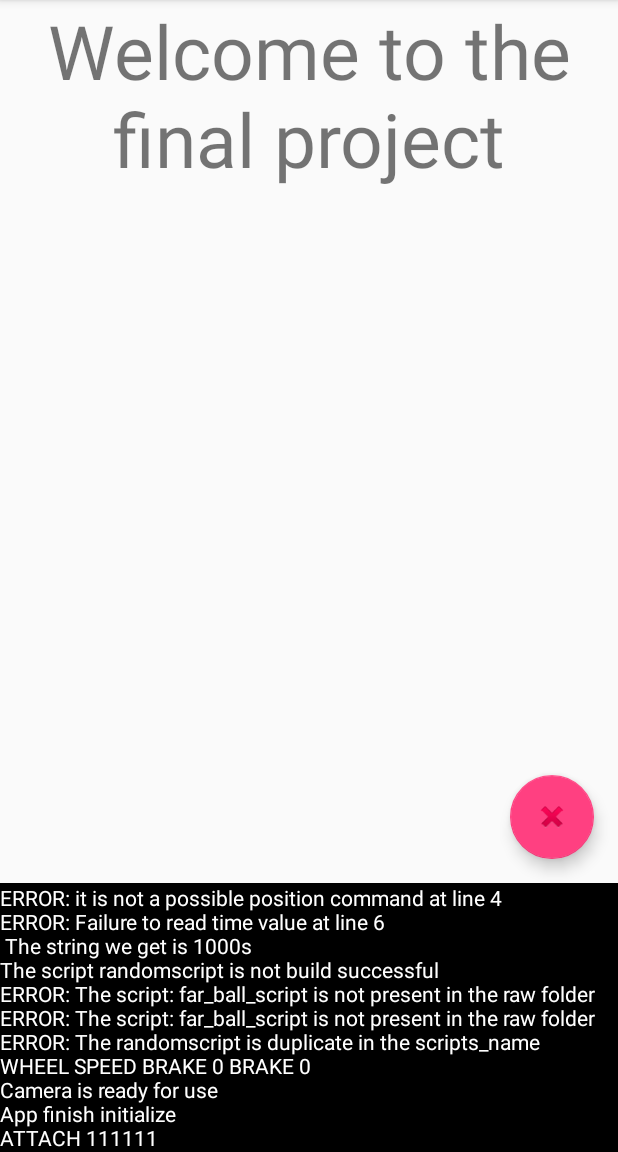
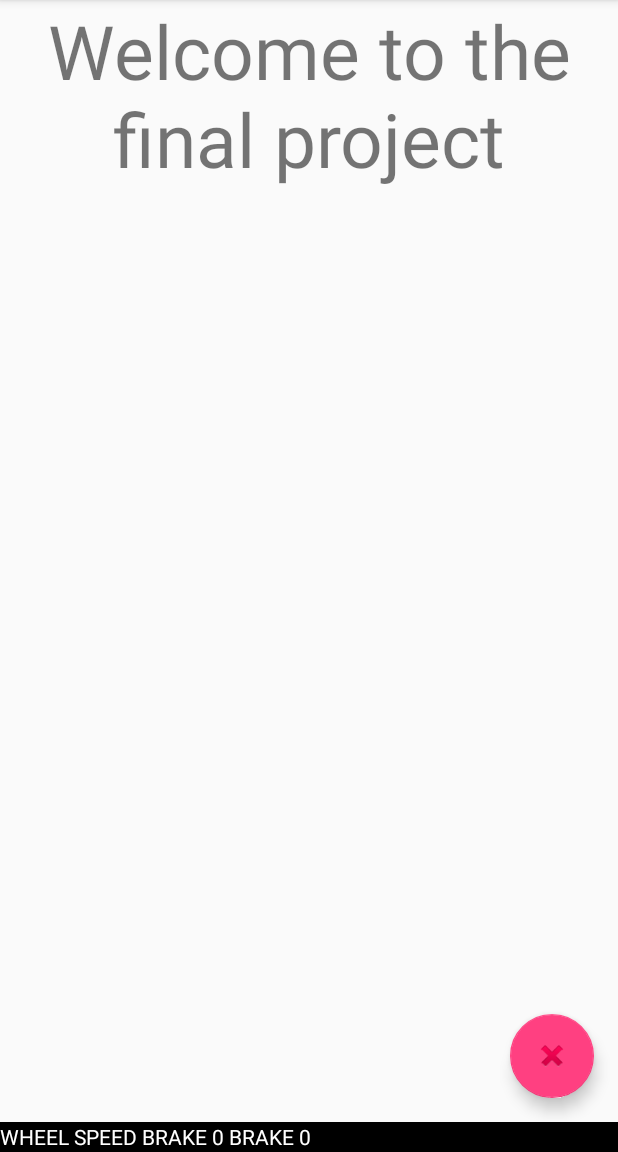
Before and after one commit to monkeycade/ME435_final_project, an Android app: the screen it shows after launch (MainActivity), on a phone screen of 412 x 824 dp, the part 84-1236 px from its top. Run offline under Robolectric (Android 15) with nearby library versions, the phone set to English and light mode, and no system bars.

Commit message:
Finish the ball drop script(the middle one need some fix.

```diff
--- a/Android/Main app/app/src/main/java/edu/rose_hulman/jins/final_project_main/MainCommandBin.java
+++ b/Android/Main app/app/src/main/java/edu/rose_hulman/jins/final_project_main/MainCommandBin.java
@@ -5,26 +5,29 @@ import android.os.Handler;
 import android.util.Log;
 import android.view.Menu;
 import android.view.MenuItem;
+import android.widget.ScrollView;
 import android.widget.TextView;
 import android.widget.ViewFlipper;
 
 import edu.rose_hulman.jins.script_runing.Script;
 import edu.rose_hulman.jins.script_runing.ScriptRunHandler;
-import edu.rose_hulman.jins.script_runing.Scripts;
 import edu.rose_hulman.me435Library.RobotActivity;
 
 public class MainCommandBin extends RobotActivity {
 
-    final static int NUMBER_OF_DEBUGGER_LINE = 20;
+    final static int NUMBER_OF_DEBUGGER_LINE = 30;
 
 
-    TextView mOutput;
+    private TextView mOutput;
 
-    ViewFlipper mViewControl;
-    Handler mHandler;
+    private ViewFlipper mViewControl;
+    private ScrollView mScrollView;
+
+
     @Override
     protected void onCreate(Bundle savedInstanceState) {
         super.onCreate(savedInstanceState);
+
 
         //Set up the main Screen
         setContentView(R.layout.main_display_frame);
@@ -35,8 +38,8 @@ public class MainCommandBin extends RobotActivity {
         //Set up the View Flipper
         mViewControl = findViewById(R.id.view_controller);
 
-        //Set up handler for delay process;
-        mHandler = new Handler();
+        //Set up the Scroll for debug view
+        mScrollView = findViewById(R.id.debug_output_scrollable);
     }
 
     public void system_print(String text) {
@@ -76,7 +79,6 @@ public class MainCommandBin extends RobotActivity {
         //noinspection SimplifiableIfStatement
         switch (item.getItemId()) {
             case R.id.toDebug:
-                new Scripts(this).runScript("randomscript");
                 system_print("TODO: add a Debug frame");
                 return true;
             case R.id.toFSM:
@@ -92,9 +94,11 @@ public class MainCommandBin extends RobotActivity {
 
     @Override
     public void sendCommand(String commandString) {
-        super.sendCommand(commandString);
-        Log.d("Script", commandString);
-        system_print(commandString);
+        if(commandString!=null) {
+            super.sendCommand(commandString);
+            system_print(commandString);
+            mScrollView.fullScroll(mScrollView.FOCUS_DOWN);
+        }
     }
 
     public void postDelayScript(Script script, int time) {
--- a/Android/Main app/app/src/main/java/edu/rose_hulman/jins/fsm_main/FSM_System.java
+++ b/Android/Main app/app/src/main/java/edu/rose_hulman/jins/fsm_main/FSM_System.java
@@ -493,14 +493,18 @@ public class FSM_System extends MainCommandBin {
    * Test GPS point when going to the Far ball (assumes Blue Team heading to red ball).
    */
   public void handleFakeGpsF0(View view) {
+      mScripts.runScript("left_ball_script");
     onLocationChanged(165, 50, NO_HEADING, null); // Midfield
   }
 
   public void handleFakeGpsF1(View view) {
+      mScripts.runScript("middle_ball_script");
     onLocationChanged(209, 50, 0, null); // Out of range so ignored
   }
 
   public void handleFakeGpsF2(View view) {
+      mScripts.runScript("right" +
+              "_ball_script");
     onLocationChanged(231, 50, 135, null); // Within range!
   }
 
--- a/Android/Main app/app/src/main/java/edu/rose_hulman/jins/script_runing/Script.java
+++ b/Android/Main app/app/src/main/java/edu/rose_hulman/jins/script_runing/Script.java
@@ -4,20 +4,23 @@ import java.io.InputStream;
 import java.util.ArrayList;
 
 import edu.rose_hulman.jins.final_project_main.MainCommandBin;
+import edu.rose_hulman.jins.final_project_main.R;
 
 public class Script {
 
     private PositionDirectory mDirectory;
     private MainCommandBin msystem;
+    private Scripts mSet;
     private String[] mCommands;
     private int[] mDelays;
     private int current_step;
     protected boolean isBuildSuccess;
     int command_length;
 
-    public Script(InputStream inStream, MainCommandBin inActivity, PositionDirectory inDirectory) {
+    public Script(InputStream inStream, MainCommandBin inActivity, PositionDirectory inDirectory,Scripts inScripts) {
         mDirectory = inDirectory;
         msystem = inActivity;
+        mSet = inScripts;
         CSVReading reader = new CSVReading(inStream);
         ArrayList<String[]> temp = reader.read();
         mCommands = new String[temp.size()];
@@ -59,10 +62,22 @@ public class Script {
         if (identify.equalsIgnoreCase("position")){
             tem.append("ERROR: it is not a possible position command ");
             return mDirectory.isCommand(detail);
-        }else {
-
+        }else if(identify.equalsIgnoreCase("script")) {
+            tem.append("ERROR: Not have the script " + detail);
+            return mSet.hasScript(detail);
+        }else if(identify.equalsIgnoreCase("gripper")){
+            tem.append("ERROR: The Gripper value is unreasonable");
+            int t;
+            try {
+               t =  Integer.parseInt(detail);
+            }catch (Exception e){
+                return false;
+            }
+            return t > 20 && t < 60;
+        }else{
             tem.append("ERROR: it is not a reasonable command ");
             return false;
+
         }
 
     }
@@ -84,7 +99,7 @@ public class Script {
 
     public void run(){
         this.reset();
-        msystem.postDelayScript(this,30);
+        msystem.postDelayScript(this,mDelays[current_step]);
     }
 
     public void reset() {
@@ -98,8 +113,16 @@ public class Script {
 
         if(temp[0].equalsIgnoreCase("position")){
             toSDKCommand = mDirectory.translate(temp[1]);
+        }else if (temp[0].equalsIgnoreCase("script")){
+            mSet.runScript(temp[1]);
+            return null;
+        }else if (temp[0].equalsIgnoreCase("gripper")){
+
+            toSDKCommand = msystem.getResources().getString(R.string.gripper_command,Integer.parseInt(temp[1]));
+
         }else{
             toSDKCommand = null;
+
         }
         if (current_step < command_length) {
             msystem.postDelayScript(this, mDelays[current_step]);
--- a/Android/Main app/app/src/main/java/edu/rose_hulman/jins/script_runing/Scripts.java
+++ b/Android/Main app/app/src/main/java/edu/rose_hulman/jins/script_runing/Scripts.java
@@ -10,11 +10,10 @@ public class Scripts {
     MainCommandBin msystem;
 
     HashMap<String,Script> mscripts;
-
+    boolean isinit;
     public Scripts(MainCommandBin s){
         msystem = s;
-        msystem.sendPostDelayCommand("ATTACH 111111", 500);
-
+        isinit = false;
 
         mscripts = new HashMap<>();
 
@@ -32,11 +31,11 @@ public class Scripts {
                 if (mscripts.containsKey(scriptName)) {
                     msystem.system_print("ERROR: The " + scriptName + " is duplicate in the scripts_name");
                 } else {
-                    Script temp = new Script(msystem.getResources().openRawResource(id),msystem,tempD);
+                    Script temp = new Script(msystem.getResources().openRawResource(id),msystem,tempD,this);
                     if (!temp.isBuildSuccess){
                         msystem.system_print("The script " + scriptName + " is not build successful");
                     }
-                    mscripts.put(scriptName, temp);
+                    mscripts.put(scriptName.toLowerCase(), temp);
                 }
             }
         }
@@ -45,12 +44,20 @@ public class Scripts {
     }
 
     public boolean runScript(String script_Name){
-        if (mscripts.containsKey(script_Name)){
-            mscripts.get(script_Name).run();
+        if(!isinit){
+            msystem.sendCommand("ATTACH 111111");
+            msystem.sendPostDelayCommand("ATTACH 111111",1100);
+            isinit = true;
+        }
+        if (mscripts.containsKey(script_Name.toLowerCase())){
+            mscripts.get(script_Name.toLowerCase()).run();
             return true;
         }else{
             return false;
         }
     }
 
+    public boolean hasScript(String script_Name) {
+        return mscripts.containsKey(script_Name.toLowerCase());
+    }
 }
--- a/Android/Main app/app/src/main/res/layout/main_display_frame.xml
+++ b/Android/Main app/app/src/main/res/layout/main_display_frame.xml
@@ -26,7 +26,7 @@
         android:layout_below="@id/app_bar"
         android:layout_height="match_parent"
         android:layout_width="match_parent"
-        android:layout_above="@id/main_output"/>
+        android:layout_above="@id/debug_output_scrollable"/>
 
     <android.support.design.widget.FloatingActionButton
         android:id="@+id/e_stop"
@@ -34,8 +34,16 @@
         android:layout_height="wrap_content"
         android:layout_alignParentRight="true"
         android:layout_margin="@dimen/fab_margin"
-        android:layout_above="@id/main_output"
+        android:layout_above="@id/debug_output_scrollable"
         app:srcCompat="@android:drawable/ic_delete" />
+
+    <ScrollView
+        android:id="@+id/debug_output_scrollable"
+        android:layout_width="match_parent"
+        android:layout_height="20dp"
+        android:scrollbars="vertical"
+        android:layout_alignParentBottom="true"
+        android:fillViewport="true">
 
         <TextView
             android:layout_width="match_parent"
@@ -46,5 +54,6 @@
             android:textColor="#ffffff"
             android:text=""
             />
+    </ScrollView>
 
 </RelativeLayout>
--- /dev/null
+++ b/Android/Main app/app/src/main/res/raw/drop.csv
@@ -0,0 +1,3 @@
+position DROP,1000
+gripper 59,3000
+position HOME,1000
```
Also changed, not shown: Android/Main app/app/src/main/res/raw/left_ball_script.csv (added, +8 -0 lines), Android/Main app/app/src/main/res/raw/middle_ball_script.csv (added, +8 -0 lines), Android/Main app/app/src/main/res/raw/positiondirect.csv (+13 -11 lines), Android/Main app/app/src/main/res/raw/randomscript.csv (deleted, +0 -11 lines), Android/Main app/app/src/main/res/raw/right_ball_script.csv (added, +8 -0 lines), Android/Main app/app/src/main/res/raw/scripts_name.csv (+4 -4 lines). Lines whose indentation alone changed are shown as unchanged.
